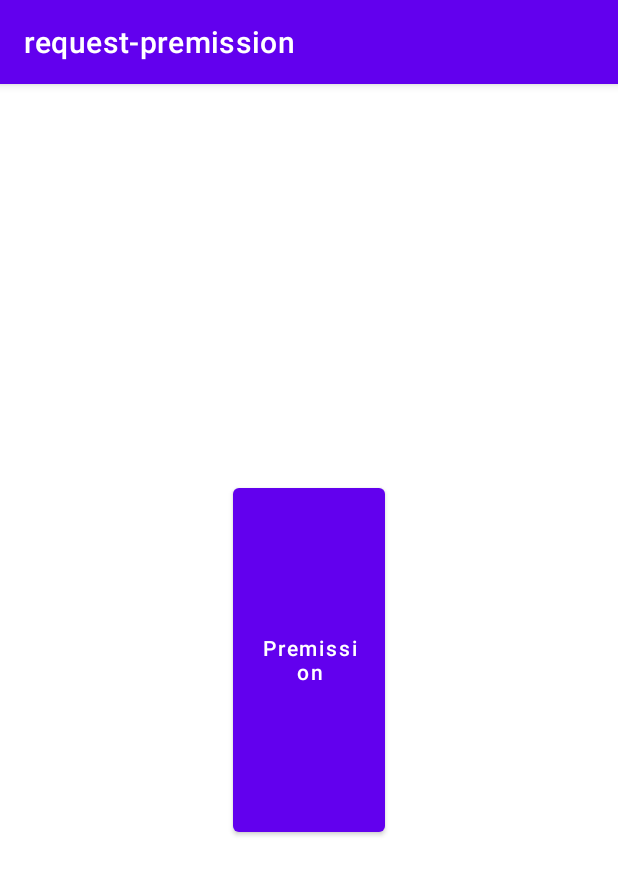
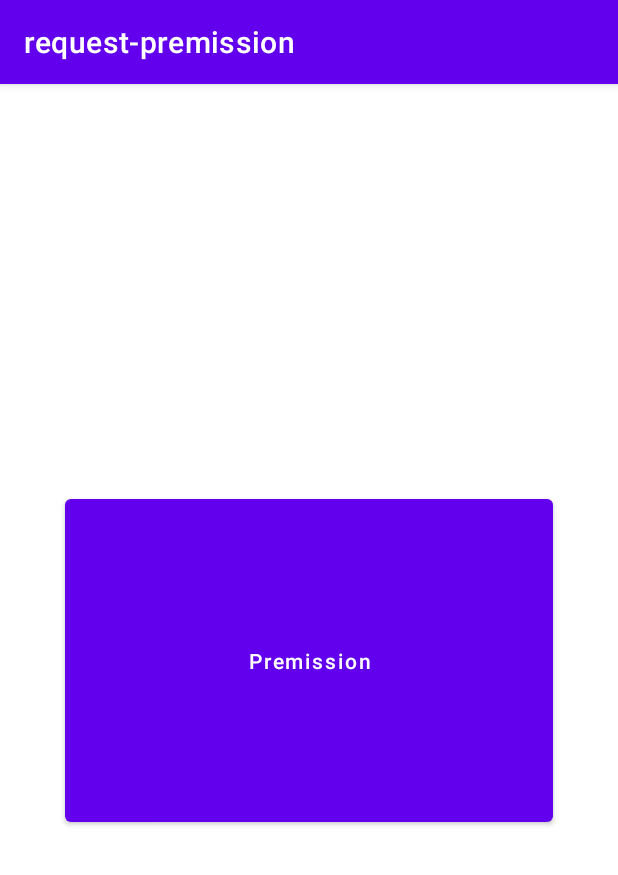
Before and after one commit to ShadyRamadan888/Test, an Android app: the screen it shows after launch (MainActivity), on a phone screen of 412 x 824 dp. Shown: the top 875 px of the screen. Run offline under Robolectric (Android 15) with nearby library versions, the phone set to English and light mode, and no system bars.

```diff
--- a/app/src/main/res/layout/activity_main.xml
+++ b/app/src/main/res/layout/activity_main.xml
@@ -9,8 +9,8 @@
 
     <Button
         android:id="@+id/btpre"
-        android:layout_width="101dp"
-        android:layout_height="241dp"
+        android:layout_width="325dp"
+        android:layout_height="227dp"
         android:text="Premission"
         android:textAllCaps="false"
         app:layout_constraintBottom_toBottomOf="parent"
--- a/build.gradle
+++ b/build.gradle
@@ -1,5 +1,5 @@
 // Top-level build file where you can add configuration options common to all sub-projects/modules.
 plugins {
-    id 'com.android.application' version '7.4.0' apply false
-    id 'com.android.library' version '7.4.0' apply false
+    id 'com.android.application' version '7.3.1' apply false
+    id 'com.android.library' version '7.3.1' apply false
 }
```
